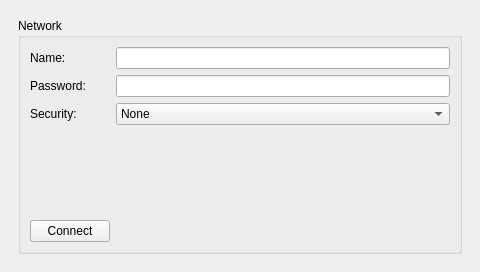
cmajor28/AnalogEffects, file src/pedal_matrix/gui/lcdWindow.ui: the form before one commit.
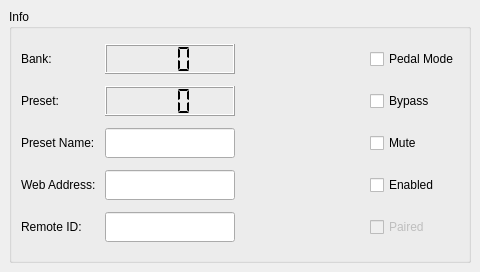
The form after the commit. The open tabs and pages were chosen to show the change.

Diff of the .ui file:
```diff
--- a/src/pedal_matrix/gui/lcdWindow.ui
+++ b/src/pedal_matrix/gui/lcdWindow.ui
@@ -16,13 +16,6 @@
   <widget class="QWidget" name="centralwidget">
    <layout class="QGridLayout" name="gridLayoutMain">
     <item row="0" column="0">
-     <widget class="QStackedWidget" name="stackedWidget">
-      <property name="currentIndex">
-       <number>0</number>
-      </property>
-      <widget class="QWidget" name="infoPage">
-       <layout class="QGridLayout" name="gridLayoutStacked">
-        <item row="0" column="0">
          <widget class="QGroupBox" name="groupBoxInfo">
           <property name="title">
            <string>Info</string>
@@ -74,6 +67,12 @@
            </item>
            <item row="2" column="1">
             <widget class="QLCDNumber" name="lcdNumberPreset">
+         <property name="minimumSize">
+          <size>
+           <width>0</width>
+           <height>30</height>
+          </size>
+         </property>
              <property name="digitCount">
               <number>3</number>
              </property>
@@ -97,7 +96,13 @@
             </widget>
            </item>
            <item row="4" column="1">
-            <widget class="QLineEdit" name="lineEdit_5">
+        <widget class="QLineEdit" name="lineEditWebAddress">
+         <property name="minimumSize">
+          <size>
+           <width>0</width>
+           <height>30</height>
+          </size>
+         </property>
              <property name="readOnly">
               <bool>true</bool>
              </property>
@@ -105,6 +110,12 @@
            </item>
            <item row="3" column="1">
             <widget class="QLineEdit" name="lineEditPresetName">
+         <property name="minimumSize">
+          <size>
+           <width>0</width>
+           <height>30</height>
+          </size>
+         </property>
              <property name="readOnly">
               <bool>true</bool>
              </property>
@@ -119,11 +130,11 @@
            </item>
            <item row="1" column="1">
             <widget class="QLCDNumber" name="lcdNumberBank">
-             <property name="enabled">
-              <bool>true</bool>
-             </property>
-             <property name="smallDecimalPoint">
-              <bool>false</bool>
+         <property name="minimumSize">
+          <size>
+           <width>0</width>
+           <height>30</height>
+          </size>
              </property>
              <property name="digitCount">
               <number>3</number>
@@ -142,6 +153,12 @@
            </item>
            <item row="5" column="1">
             <widget class="QLineEdit" name="lineEditRemoteID">
+         <property name="minimumSize">
+          <size>
+           <width>0</width>
+           <height>30</height>
+          </size>
+         </property>
              <property name="readOnly">
               <bool>true</bool>
              </property>
@@ -174,97 +191,6 @@
             </spacer>
            </item>
           </layout>
-         </widget>
-        </item>
-       </layout>
-      </widget>
-      <widget class="QWidget" name="networkPage">
-       <layout class="QGridLayout" name="gridLayoutNetwork">
-        <item row="0" column="0">
-         <widget class="QGroupBox" name="groupBoxNetwork">
-          <property name="title">
-           <string>Network</string>
-          </property>
-          <layout class="QFormLayout" name="formLayout">
-           <property name="fieldGrowthPolicy">
-            <enum>QFormLayout::AllNonFixedFieldsGrow</enum>
-           </property>
-           <item row="1" column="0">
-            <widget class="QLabel" name="labelNetName">
-             <property name="text">
-              <string>Name:</string>
-             </property>
-            </widget>
-           </item>
-           <item row="1" column="1">
-            <widget class="QLineEdit" name="lineEditNetName"/>
-           </item>
-           <item row="2" column="0">
-            <widget class="QLabel" name="labelNetPassword">
-             <property name="text">
-              <string>Password:</string>
-             </property>
-            </widget>
-           </item>
-           <item row="2" column="1">
-            <widget class="QLineEdit" name="lineEditNetSecurity"/>
-           </item>
-           <item row="3" column="0">
-            <widget class="QLabel" name="labelNetSecurity">
-             <property name="text">
-              <string>Security:</string>
-             </property>
-            </widget>
-           </item>
-           <item row="3" column="1">
-            <widget class="QComboBox" name="comboBoxNetSecurity">
-             <item>
-              <property name="text">
-               <string>None</string>
-              </property>
-             </item>
-             <item>
-              <property name="text">
-               <string>WEP</string>
-              </property>
-             </item>
-             <item>
-              <property name="text">
-               <string>WPA</string>
-              </property>
-             </item>
-             <item>
-              <property name="text">
-               <string>WPA2</string>
-              </property>
-             </item>
-            </widget>
-           </item>
-           <item row="5" column="0">
-            <widget class="QPushButton" name="pushButtonConnect">
-             <property name="text">
-              <string>Connect</string>
-             </property>
-            </widget>
-           </item>
-           <item row="4" column="0">
-            <spacer name="verticalSpacer">
-             <property name="orientation">
-              <enum>Qt::Vertical</enum>
-             </property>
-             <property name="sizeHint" stdset="0">
-              <size>
-               <width>20</width>
-               <height>40</height>
-              </size>
-             </property>
-            </spacer>
-           </item>
-          </layout>
-         </widget>
-        </item>
-       </layout>
-      </widget>
      </widget>
     </item>
    </layout>
```
Lines whose indentation alone changed are shown as unchanged.
